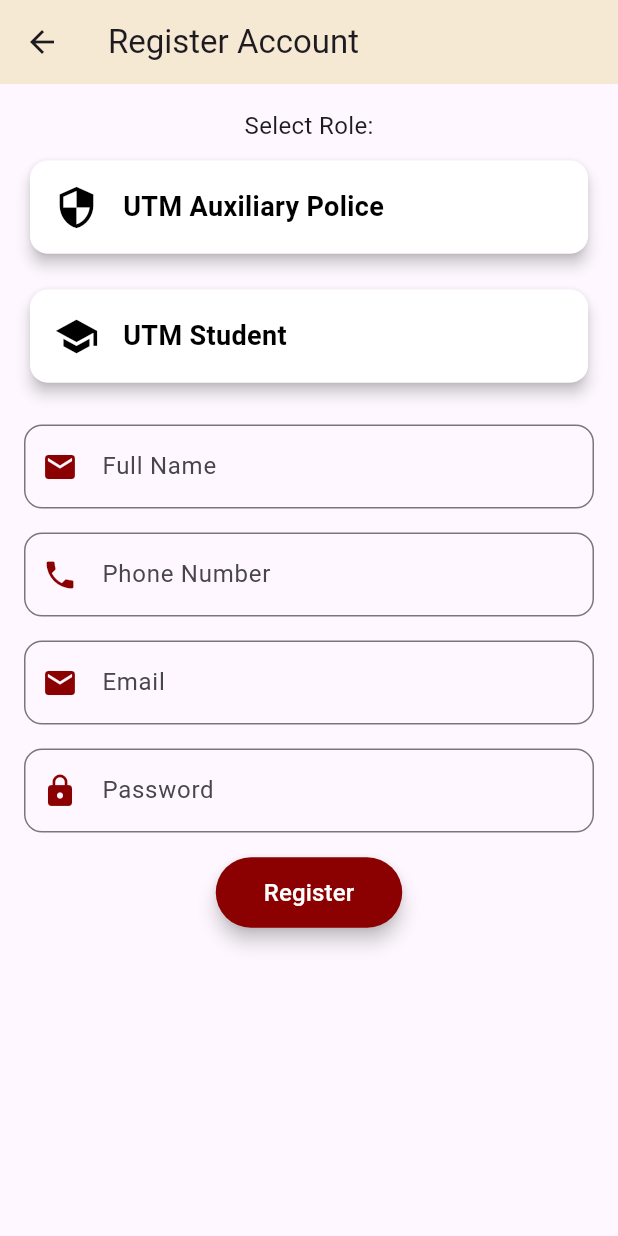
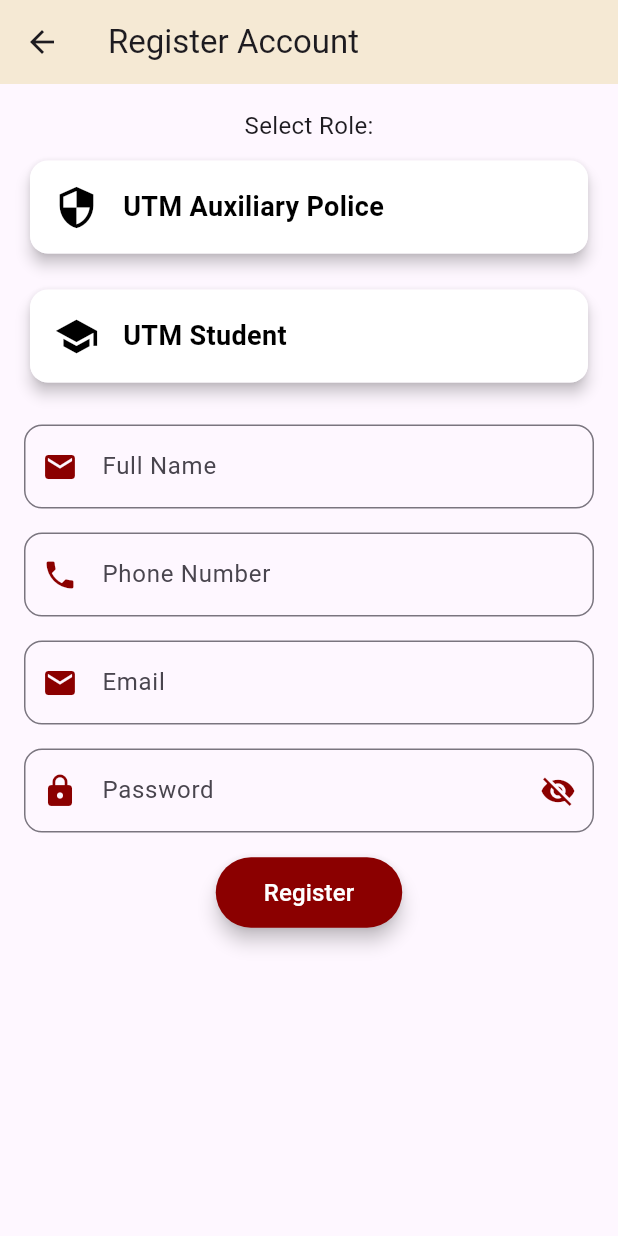
Before and after one commit to kdjhzhr/UTMSafe, a Flutter app: the RegisterPage screen opened directly, on a phone screen of 412 x 824 dp. Run offline on Flutter 3.47's test engine with Material 3 defaults, Android fonts, the phone set to English and light mode, and no system bars; our stand-ins replace cloud_firestore, firebase_auth, firebase_core, firebase_storage, fl_chart, image_picker; accounts and stored records are empty.

Commit message:
added password visibility toggle during registration

```diff
--- a/lib/registerpage.dart
+++ b/lib/registerpage.dart
@@ -18,6 +18,7 @@ class _RegisterPageState extends State<RegisterPage> {
   String? userType;
   final String auxiliaryPoliceCode =
       '12345'; // Security code for auxiliary police
+  bool passwordVisible = false;
 
   @override
   Widget build(BuildContext context) {
@@ -45,8 +46,7 @@ class _RegisterPageState extends State<RegisterPage> {
               const SizedBox(height: 16),
               _buildTextField('Email', emailController),
               const SizedBox(height: 16),
-              _buildTextField('Password', passwordController,
-                  obscureText: true),
+              _buildPasswordField('Password', passwordController),
               const SizedBox(height: 16),
               // Show code input only if the user is auxiliary police
               if (userType == 'auxiliary_police') ...[
@@ -72,6 +72,39 @@ class _RegisterPageState extends State<RegisterPage> {
               ),
             ],
           ),
+        ),
+      ),
+    );
+  }
+
+  // Helper method for the password field with visibility toggle
+  Widget _buildPasswordField(String label, TextEditingController controller) {
+    return TextField(
+      controller: controller,
+      obscureText: !passwordVisible,
+      decoration: InputDecoration(
+        labelText: label,
+        prefixIcon: const Icon(
+          Icons.lock,
+          color: Color(0xFF8B0000),
+        ),
+        suffixIcon: IconButton(
+          icon: Icon(
+            passwordVisible ? Icons.visibility : Icons.visibility_off,
+            color: const Color(0xFF8B0000),
+          ),
+          onPressed: () {
+            setState(() {
+              passwordVisible = !passwordVisible;
+            });
+          },
+        ),
+        border: OutlineInputBorder(
+          borderRadius: BorderRadius.circular(12),
+        ),
+        focusedBorder: OutlineInputBorder(
+          borderRadius: BorderRadius.circular(12),
+          borderSide: const BorderSide(color: Color(0xFF8B0000)),
         ),
       ),
     );
```
